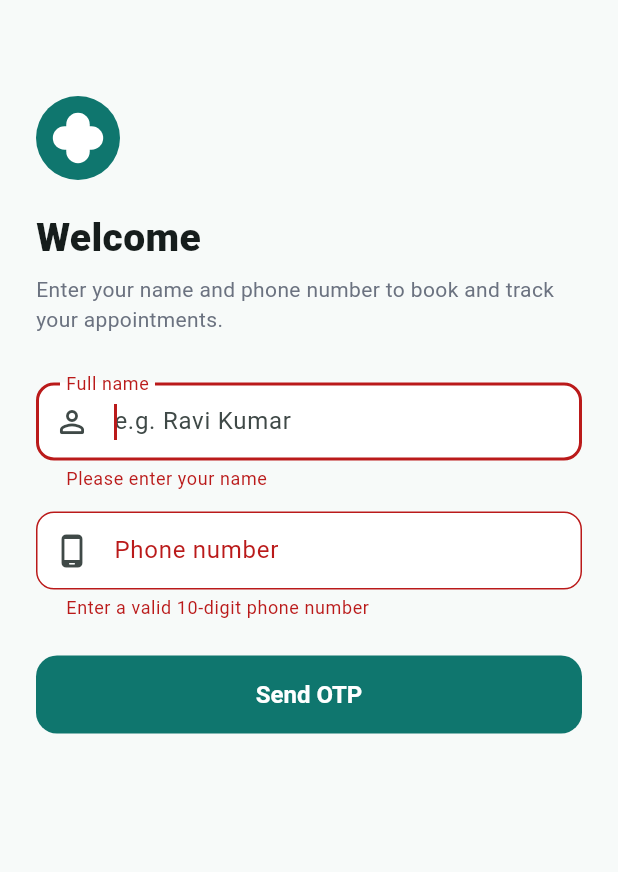
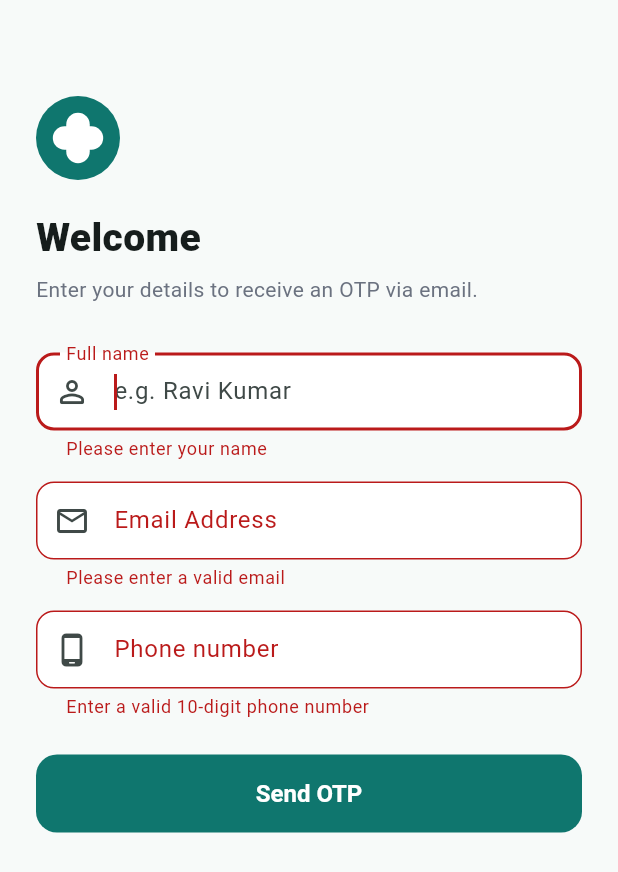
Before and after one commit to jefft007/clinic-management-system, a Flutter app: the screen it shows after launch, after a tap on "Send OTP", on a phone screen of 412 x 824 dp. Shown: the top 872 px of the screen. Run offline on Flutter 3.47's test engine with Material 3 defaults, Android fonts, the light colour scheme and no system bars; our stand-ins replace flutter_map, geolocator, latlong2, shared_preferences.

Commit message:
Fix patient email OTP

```diff
--- a/flutter-app/lib/screens/login_screen.dart
+++ b/flutter-app/lib/screens/login_screen.dart
@@ -15,12 +15,14 @@ class LoginScreen extends StatefulWidget {
 class _LoginScreenState extends State<LoginScreen> {
   final _formKey = GlobalKey<FormState>();
   final _nameController = TextEditingController();
+  final _emailController = TextEditingController();
   final _phoneController = TextEditingController();
   bool _loading = false;
 
   @override
   void dispose() {
     _nameController.dispose();
+    _emailController.dispose();
     _phoneController.dispose();
     super.dispose();
   }
@@ -30,12 +32,14 @@ class _LoginScreenState extends State<LoginScreen> {
     setState(() => _loading = true);
     try {
       final phone = _phoneController.text.trim();
-      final result = await AuthApi.requestOtp(phone);
+      final email = _emailController.text.trim();
+      final result = await AuthApi.requestOtp(phone, email);
       if (!mounted) return;
       Navigator.of(context).push(
         MaterialPageRoute(
           builder: (_) => OtpScreen(
             phone: phone,
+            email: email,
             name: _nameController.text.trim(),
             expiresInSeconds: result.expiresInSeconds,
             debugOtp: result.debugOtp,
@@ -78,7 +82,7 @@ class _LoginScreenState extends State<LoginScreen> {
                 ),
                 const SizedBox(height: 6),
                 const Text(
-                  'Enter your name and phone number to book and track your appointments.',
+                  'Enter your details to receive an OTP via email.',
                   style: TextStyle(color: AppColors.textSecondary, fontSize: 14),
                 ),
                 const SizedBox(height: 32),
@@ -96,6 +100,23 @@ class _LoginScreenState extends State<LoginScreen> {
                   validator: (value) {
                     if (value == null || value.trim().isEmpty) {
                       return 'Please enter your name';
+                    }
+                    return null;
+                  },
+                ),
+                const SizedBox(height: 14),
+                // Email field
+                TextFormField(
+                  controller: _emailController,
+                  keyboardType: TextInputType.emailAddress,
+                  decoration: const InputDecoration(
+                    labelText: 'Email Address',
+                    hintText: 'e.g. your@email.com',
+                    prefixIcon: Icon(Icons.email_outlined),
+                  ),
+                  validator: (value) {
+                    if (value == null || value.trim().isEmpty || !value.contains('@')) {
+                      return 'Please enter a valid email';
                     }
                     return null;
                   },
--- a/flutter-app/lib/screens/otp_screen.dart
+++ b/flutter-app/lib/screens/otp_screen.dart
@@ -9,6 +9,7 @@ import 'main_shell.dart';
 
 class OtpScreen extends StatefulWidget {
   final String phone;
+  final String email;
   final String name;
   final int expiresInSeconds;
   final String? debugOtp;
@@ -16,6 +17,7 @@ class OtpScreen extends StatefulWidget {
   const OtpScreen({
     super.key,
     required this.phone,
+    required this.email,
     required this.name,
     required this.expiresInSeconds,
     this.debugOtp,
@@ -61,7 +63,7 @@ class _OtpScreenState extends State<OtpScreen> {
   Future<void> _verify() async {
     final otp = _otpController.text.trim();
     if (otp.length < 4) {
-      _showError('Enter the OTP sent to your phone');
+      _showError('Enter the OTP sent to your email');
       return;
     }
     setState(() => _loading = true);
@@ -92,7 +94,7 @@ class _OtpScreenState extends State<OtpScreen> {
   Future<void> _resend() async {
     setState(() => _resending = true);
     try {
-      await AuthApi.requestOtp(widget.phone);
+      await AuthApi.requestOtp(widget.phone, widget.email);
       if (!mounted) return;
       setState(() => _secondsLeft = 45);
       _startTimer();
@@ -123,7 +125,7 @@ class _OtpScreenState extends State<OtpScreen> {
             crossAxisAlignment: CrossAxisAlignment.start,
             children: [
               Text(
-                'Enter the OTP sent to +91 ${widget.phone}',
+                'Enter the OTP sent to ${widget.email}',
                 style: const TextStyle(fontSize: 16, fontWeight: FontWeight.w600),
               ),
               const SizedBox(height: 20),
--- a/flutter-app/lib/services/auth_api.dart
+++ b/flutter-app/lib/services/auth_api.dart
@@ -14,10 +14,10 @@ class OtpVerifyResult {
 }
 
 class AuthApi {
-  static Future<OtpRequestResult> requestOtp(String phone) async {
+  static Future<OtpRequestResult> requestOtp(String phone, String email) async {
     final res = await ApiClient.instance.post(
       '/patient/auth/request-otp',
-      body: {'phone': phone},
+      body: {'phone': phone, 'email': email},
     );
     return OtpRequestResult(
       expiresInSeconds: res['expires_in_seconds'] ?? 300,
```
